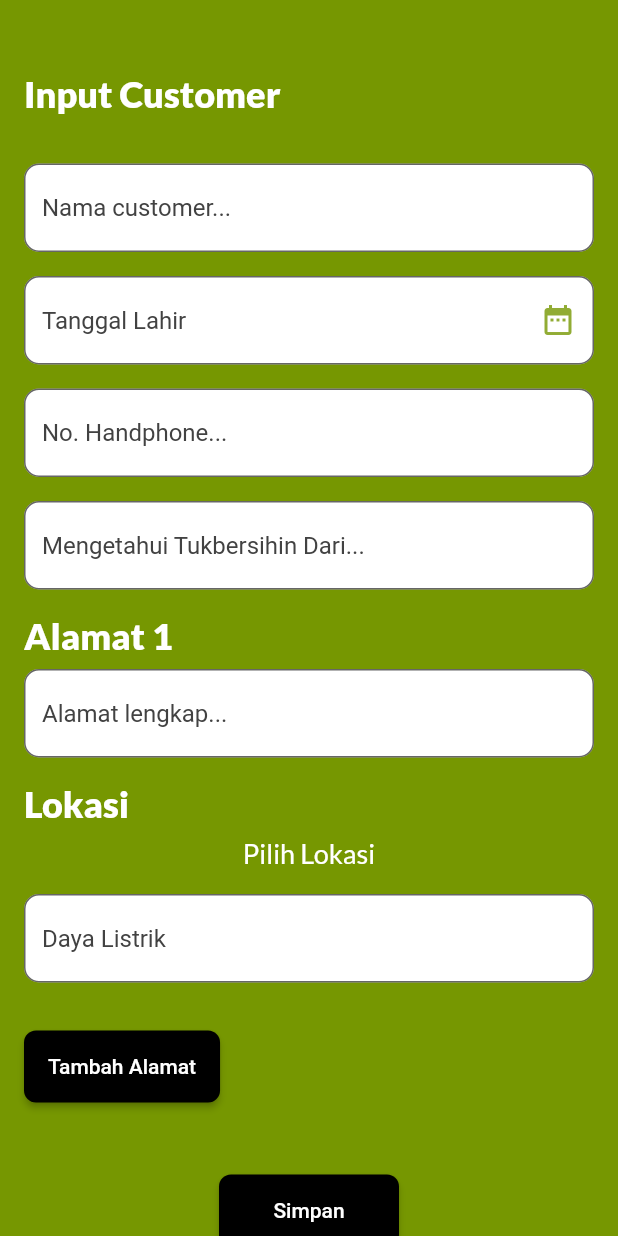
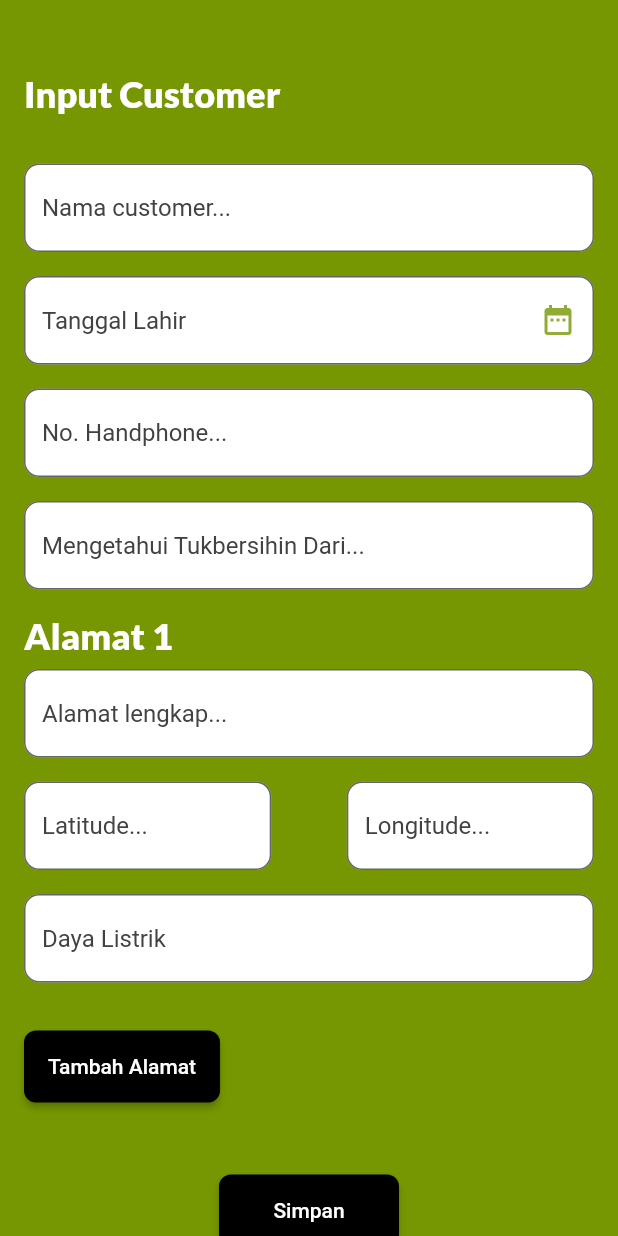
Before and after one commit to SatriaArioD/staff_cleaner_1023, a Flutter app: the FormCustomerScreen screen opened directly, on a phone screen of 412 x 824 dp. Run offline on Flutter 3.47's test engine with Material 2 defaults, Android fonts, the phone set to English and light mode, and no system bars; our stand-ins replace animated_notch_bottom_bar, carousel_slider, cloud_firestore, dropdown_textfield, equatable, firebase_auth and 11 more; missing offline and left inert: flutter_map_directions; accounts and stored records are empty.

Commit message:
(form) edit customer & fix ui lat lng

```diff
--- a/lib/screens/admin/form/form_customer_screen.dart
+++ b/lib/screens/admin/form/form_customer_screen.dart
@@ -1,24 +1,24 @@
 import 'package:flutter/material.dart';
 import 'package:flutter_bloc/flutter_bloc.dart';
-import 'package:flutter_map/flutter_map.dart';
-import 'package:latlong2/latlong.dart' as latlong2;
 import 'package:staff_cleaner/component/button/button_component.dart';
 import 'package:staff_cleaner/component/text/text_component.dart';
 import 'package:staff_cleaner/component/textfield/textfield_component.dart';
 import 'package:staff_cleaner/component/textfield/textfield_date_component.dart';
 import 'package:staff_cleaner/models/address_model.dart';
 import 'package:staff_cleaner/models/customer_model.dart';
-import 'package:staff_cleaner/screens/admin/form/select_location_screen.dart';
 import 'package:staff_cleaner/services/customer_service.dart';
 import 'package:staff_cleaner/values/color.dart';
-import 'package:staff_cleaner/values/constant.dart';
-import 'package:staff_cleaner/values/output_utils.dart';
 import 'package:staff_cleaner/values/screen_utils.dart';
 import 'package:staff_cleaner/values/widget_utils.dart';
 import 'package:uuid/uuid.dart';
 
 class FormCustomerScreen extends StatefulWidget {
-  const FormCustomerScreen({Key? key}) : super(key: key);
+  final CustomerModel? customer;
+
+  const FormCustomerScreen({
+    Key? key,
+    this.customer,
+  }) : super(key: key);
 
   @override
   State<FormCustomerScreen> createState() => _FormCustomerScreenState();
@@ -33,11 +33,43 @@ class _FormCustomerScreenState extends State<FormCustomerScreen> {
   final List<TextEditingController> addressesController = [
     TextEditingController()
   ];
+  final List<TextEditingController> latsController = [TextEditingController()];
+  final List<TextEditingController> longsController = [TextEditingController()];
   final List<TextEditingController> electricalPowersController = [
     TextEditingController()
   ];
 
-  List<latlong2.LatLng?> latLngs = [null];
+  // List<latlong2.LatLng?> latLngs = [null];
+
+  @override
+  void initState() {
+    if (widget.customer != null) {
+      nameController.text = widget.customer!.name ?? '';
+      birthdateController.text = widget.customer!.birthdate ?? '';
+      phoneNumberController.text = widget.customer!.phoneNumber ?? '';
+      knowFromController.text = widget.customer!.knowFrom ?? '';
+
+      addressesController.clear();
+      latsController.clear();
+      longsController.clear();
+      electricalPowersController.clear();
+      for (AddressModel address in widget.customer!.addresses ?? []) {
+        addressesController.add(
+          TextEditingController()..text = address.address ?? '',
+        );
+        latsController.add(
+          TextEditingController()..text = address.latitude?.toString() ?? '',
+        );
+        longsController.add(
+          TextEditingController()..text = address.longitude?.toString() ?? '',
+        );
+        electricalPowersController.add(
+          TextEditingController()..text = address.electricalPower ?? '',
+        );
+      }
+    }
+    super.initState();
+  }
 
   @override
   Widget build(BuildContext context) {
@@ -113,7 +145,9 @@ class _FormCustomerScreenState extends State<FormCustomerScreen> {
                                   setState(() {
                                     addressesController.removeAt(index);
                                     electricalPowersController.removeAt(index);
-                                    latLngs.removeAt(index);
+                                    // latLngs.removeAt(index);
+                                    latsController.removeAt(index);
+                                    longsController.removeAt(index);
                                   });
                                 },
                                 icon: const Icon(
@@ -133,78 +167,105 @@ class _FormCustomerScreenState extends State<FormCustomerScreen> {
                           isRequired: true,
                         ),
                         V(16),
-                        const TextComponent(
-                          "Lokasi",
+                        // const TextComponent(
+                        //   "Lokasi",
+                        //   color: Colors.white,
+                        // ),
+                        // V(8),
+                        // InkWell(
+                        //   onTap: () async {
+                        //     var result = await Navigator.push(
+                        //       context,
+                        //       MaterialPageRoute(
+                        //         builder: (context) =>
+                        //             const SelectLocationScreen(),
+                        //       ),
+                        //     );
+                        //
+                        //     if (result != null) {
+                        //       setState(() {
+                        //         latLngs[index] = result;
+                        //       });
+                        //     }
+                        //   },
+                        //   child: latLngs[index] == null
+                        //       ? const Center(
+                        //           child: TextComponent(
+                        //             "Pilih Lokasi",
+                        //             color: Colors.white,
+                        //             size: 18,
+                        //             weight: FontWeight.w500,
+                        //           ),
+                        //         )
+                        //       : AspectRatio(
+                        //           aspectRatio: 21 / 9,
+                        //           child: ClipRRect(
+                        //             borderRadius: BorderRadius.circular(10.0),
+                        //             child: AbsorbPointer(
+                        //               absorbing: true,
+                        //               child: FlutterMap(
+                        //                 options: MapOptions(
+                        //                   center: latLngs[index],
+                        //                   zoom: 16,
+                        //                 ),
+                        //                 nonRotatedChildren: [
+                        //                   TileLayer(
+                        //                     urlTemplate:
+                        //                         "https://api.tomtom.com/map/1/tile/basic/main/"
+                        //                         "{z}/{x}/{y}.png?key=$apiKey",
+                        //                     additionalOptions: const {
+                        //                       "apiKey": apiKey,
+                        //                     },
+                        //                   ),
+                        //                   MarkerLayer(
+                        //                     markers: [
+                        //                       Marker(
+                        //                         point: latLngs[index]!,
+                        //                         width: 35,
+                        //                         height: 35,
+                        //                         builder: (context) =>
+                        //                             const Icon(
+                        //                           Icons.location_pin,
+                        //                           color: Colors.red,
+                        //                           size: 24,
+                        //                         ),
+                        //                         anchorPos: AnchorPos.align(
+                        //                             AnchorAlign.top),
+                        //                       ),
+                        //                     ],
+                        //                   ),
+                        //                 ],
+                        //               ),
+                        //             ),
+                        //           ),
+                        //         ),
+                        // ),
+                        Row(
+                          mainAxisAlignment: MainAxisAlignment.spaceBetween,
+                          children: [
+                            SizedBox(
+                              width: 0.4.w,
+                              child: TextfieldComponent(
+                                hintText: "Latitude...",
+                                onChanged: (value) {},
                                 color: Colors.white,
+                                controller: latsController[index],
+                                inputType: TextInputType.streetAddress,
+                                isRequired: true,
                               ),
-                        V(8),
-                        InkWell(
-                          onTap: () async {
-                            var result = await Navigator.push(
-                              context,
-                              MaterialPageRoute(
-                                builder: (context) =>
-                                    const SelectLocationScreen(),
                             ),
-                            );
-
-                            if (result != null) {
-                              setState(() {
-                                latLngs[index] = result;
-                              });
-                            }
-                          },
-                          child: latLngs[index] == null
-                              ? const Center(
-                                  child: TextComponent(
-                                    "Pilih Lokasi",
+                            SizedBox(
+                              width: 0.4.w,
+                              child: TextfieldComponent(
+                                hintText: "Longitude...",
+                                onChanged: (value) {},
                                 color: Colors.white,
-                                    size: 18,
-                                    weight: FontWeight.w500,
+                                controller: longsController[index],
+                                inputType: TextInputType.streetAddress,
+                                isRequired: true,
                               ),
-                                )
-                              : AspectRatio(
-                                  aspectRatio: 21 / 9,
-                                  child: ClipRRect(
-                                    borderRadius: BorderRadius.circular(10.0),
-                                    child: AbsorbPointer(
-                                      absorbing: true,
-                                      child: FlutterMap(
-                                        options: MapOptions(
-                                          center: latLngs[index],
-                                          zoom: 16,
-                                        ),
-                                        nonRotatedChildren: [
-                                          TileLayer(
-                                            urlTemplate:
-                                                "https://api.tomtom.com/map/1/tile/basic/main/"
-                                                "{z}/{x}/{y}.png?key=$apiKey",
-                                            additionalOptions: const {
-                                              "apiKey": apiKey,
-                                            },
-                                          ),
-                                          MarkerLayer(
-                                            markers: [
-                                              Marker(
-                                                point: latLngs[index]!,
-                                                width: 35,
-                                                height: 35,
-                                                builder: (context) =>
-                                                    const Icon(
-                                                  Icons.location_pin,
-                                                  color: Colors.red,
-                                                  size: 24,
-                                                ),
-                                                anchorPos: AnchorPos.align(
-                                                    AnchorAlign.top),
                             ),
                           ],
-                                          ),
-                                        ],
-                                      ),
-                                    ),
-                                  ),
-                                ),
                         ),
                         V(16),
                         TextfieldComponent(
@@ -226,7 +287,9 @@ class _FormCustomerScreenState extends State<FormCustomerScreen> {
                       setState(() {
                         addressesController.add(TextEditingController());
                         electricalPowersController.add(TextEditingController());
-                        latLngs.add(null);
+                        // latLngs.add(null);
+                        latsController.add(TextEditingController());
+                        longsController.add(TextEditingController());
                       });
                     },
                   ),
@@ -236,14 +299,14 @@ class _FormCustomerScreenState extends State<FormCustomerScreen> {
                       "Simpan",
                       onPressed: () {
                         if (formKey.currentState?.validate() ?? false) {
-                          if (latLngs.any((element) => element == null)) {
-                            print('masuk sini kah ????');
-                            showToast('Silakan dilengkapi semua lokasi');
-                            return;
-                          }
+                          // if (latLngs.any((element) => element == null)) {
+                          //   print('masuk sini kah ????');
+                          //   showToast('Silakan dilengkapi semua lokasi');
+                          //   return;
+                          // }
                           // add data customer
                           CustomerModel customer = CustomerModel(
-                            id: const Uuid().v1(),
+                            id: widget.customer?.id ?? const Uuid().v1(),
                             name: nameController.text,
                             birthdate: birthdateController.text,
                             phoneNumber: phoneNumberController.text,
@@ -252,8 +315,10 @@ class _FormCustomerScreenState extends State<FormCustomerScreen> {
                               addressesController.length,
                               (index) => AddressModel(
                                 address: addressesController[index].text,
-                                latitude: latLngs[index]!.latitude,
-                                longitude: latLngs[index]!.longitude,
+                                latitude:
+                                    double.tryParse(latsController[index].text),
+                                longitude: double.tryParse(
+                                    longsController[index].text),
                                 electricalPower:
                                     electricalPowersController[index].text,
                               ),
```
Also changed, not shown: lib/screens/admin/form/form_schedule_screen.dart (+22 -0 lines). Lines whose indentation alone changed are shown as unchanged.
